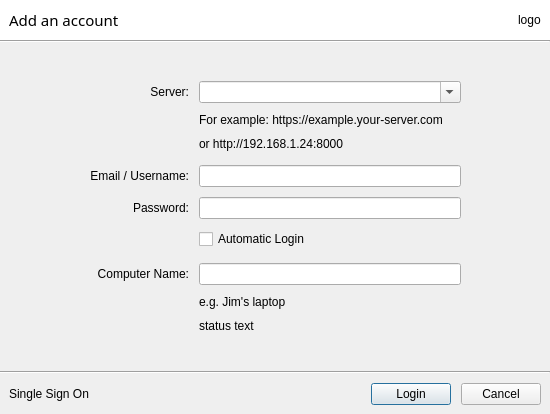
Qt form ui/login-dialog.ui (haiwen/seafile-client) before a commit.
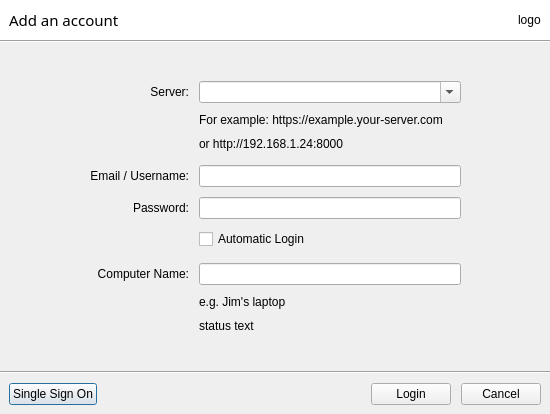
The same form after that commit.

Commit message: Add SSO button to the login dialog (#1565)

Diff of the .ui file:
```diff
--- a/ui/login-dialog.ui
+++ b/ui/login-dialog.ui
@@ -359,7 +359,7 @@
       <number>9</number>
      </property>
      <item>
-      <widget class="QLabel" name="mShibLoginLink">
+      <widget class="QPushButton" name="mSSOBtn">
        <property name="text">
         <string>Single Sign On</string>
        </property>
```
The commit also changes 1 other file.
